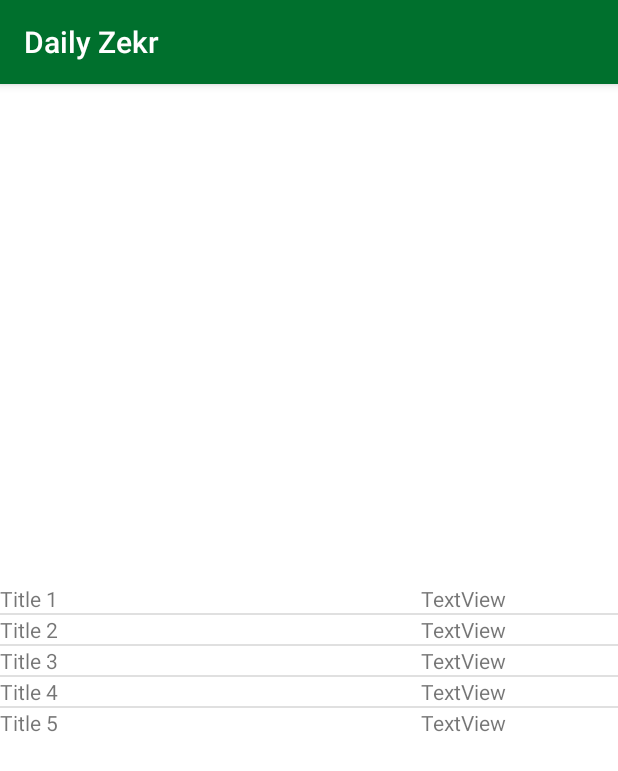
After one commit to mustafapoya/dailyzekr, an Android app: the fragment ZekrsFragment shown on its own in the app's theme, on a phone screen of 412 x 824 dp. The commit adds this screen. Shown: the top 771 px of the screen. Run offline under Robolectric (Android 15) with nearby library versions, the phone set to English and light mode, and no system bars; our stand-ins replace AdMob; 1 statement that could not run was skipped.

Commit message:
add list of zekr

```diff
--- a/app/src/main/java/com/ellia/dailyzekr/MainActivity.java
+++ b/app/src/main/java/com/ellia/dailyzekr/MainActivity.java
@@ -51,7 +51,7 @@ public class MainActivity extends AppCompatActivity {
         // Passing each menu ID as a set of Ids because each
         // menu should be considered as top level destinations.
         mAppBarConfiguration = new AppBarConfiguration.Builder(
-                R.id.nav_home, R.id.nav_zekr_counter, R.id.nav_setting,
+                R.id.nav_home, R.id.nav_zekrs, R.id.nav_zekr_counter, R.id.nav_setting,
                 R.id.nav_about)
                 .setDrawerLayout(drawer)
                 .build();
--- /dev/null
+++ b/app/src/main/java/com/ellia/dailyzekr/ui/zekrs/MyListAdapter.java
@@ -0,0 +1,37 @@
+package com.ellia.dailyzekr.ui.zekrs;
+
+import android.app.Activity;
+import android.view.LayoutInflater;
+import android.view.View;
+import android.view.ViewGroup;
+import android.widget.ArrayAdapter;
+import android.widget.TextView;
+
+import com.ellia.dailyzekr.R;
+
+public class MyListAdapter extends ArrayAdapter<String> {
+    private final Activity context;
+    private final String[] maintitle;
+    private final String[] subtitle;
+
+    public MyListAdapter(Activity context, String[] maintitle,String[] subtitle) {
+        super(context, R.layout.list_custom_zekr, maintitle);
+
+        this.context = context;
+        this.maintitle = maintitle;
+        this.subtitle = subtitle;
+
+    }
+
+    public View getView(int position, View view, ViewGroup parent) {
+        LayoutInflater inflater = context.getLayoutInflater();
+        View rowView=inflater.inflate(R.layout.list_custom_zekr, null,true);
+
+        TextView titleText = (TextView) rowView.findViewById(R.id.txtTitle);
+        titleText.setText(maintitle[position]);
+
+        return rowView;
+
+    };
+
+}
--- /dev/null
+++ b/app/src/main/java/com/ellia/dailyzekr/ui/zekrs/ZekrsFragment.java
@@ -0,0 +1,72 @@
+package com.ellia.dailyzekr.ui.zekrs;
+
+import android.content.Context;
+import android.os.Bundle;
+import android.view.LayoutInflater;
+import android.view.View;
+import android.view.ViewGroup;
+import android.widget.AdapterView;
+import android.widget.ListView;
+import android.widget.Toast;
+
+import androidx.annotation.NonNull;
+import androidx.annotation.Nullable;
+import androidx.fragment.app.Fragment;
+import androidx.lifecycle.ViewModelProviders;
+
+import com.ellia.dailyzekr.R;
+import com.ellia.dailyzekr.ui.zekrcounter.ZekrCounterViewModel;
+import com.google.android.gms.ads.InterstitialAd;
+
+public class ZekrsFragment extends Fragment {
+    private ZekrCounterViewModel toolsViewModel;
+    private Context context  = null;
+
+    ListView list;
+    String[] maintitle = {
+            "Title 1","Title 2",
+            "Title 3","Title 4",
+            "Title 5",
+    };
+
+    String[] subtitle = {
+            "Sub Title 1","Sub Title 2",
+            "Sub Title 3","Sub Title 4",
+            "Sub Title 5",
+    };
+
+    public View onCreateView(@NonNull LayoutInflater inflater, @Nullable ViewGroup container, @Nullable Bundle savedInstanceState) {
+        /*setHasOptionsMenu(true);*/
+        toolsViewModel = ViewModelProviders.of(this).get(ZekrCounterViewModel.class);
+        View root = inflater.inflate(R.layout.fragment_zekrs, container, false);
+        context = root.getContext();
+
+        MyListAdapter adapter = new MyListAdapter(getActivity(), maintitle, subtitle);
+        list = (ListView)root.findViewById(R.id.list_zekrs);
+        list.setAdapter(adapter);
+
+        list.setOnItemClickListener(new AdapterView.OnItemClickListener() {
+            @Override
+            public void onItemClick(AdapterView<?> parent, View view,int position, long id) {
+                if(position == 0) {
+                    Toast.makeText(context,"Place Your First Option Code",Toast.LENGTH_SHORT).show();
+                }
+                else if(position == 1) {
+                    Toast.makeText(context,"Place Your Second Option Code",Toast.LENGTH_SHORT).show();
+                }
+                else if(position == 2) {
+                    Toast.makeText(context,"Place Your Third Option Code",Toast.LENGTH_SHORT).show();
+                }
+                else if(position == 3) {
+                    Toast.makeText(context,"Place Your Forth Option Code",Toast.LENGTH_SHORT).show();
+                }
+                else if(position == 4) {
+                    Toast.makeText(context,"Place Your Fifth Option Code",Toast.LENGTH_SHORT).show();
+                }
+
+            }
+        });
+
+        return root;
+    }
+}
--- a/app/src/main/res/drawable/side_nav_bar.xml
+++ b/app/src/main/res/drawable/side_nav_bar.xml
@@ -2,8 +2,8 @@
     android:shape="rectangle">
     <gradient
         android:angle="90"
-        android:centerColor="#d43f3f"
-        android:endColor="#d43f3f"
-        android:startColor="#d43f3f"
+        android:centerColor="#3E982E"
+        android:endColor="#3E982E"
+        android:startColor="#3E982E"
         android:type="linear" />
 </shape>
--- a/app/src/main/res/layout/activity_splash.xml
+++ b/app/src/main/res/layout/activity_splash.xml
@@ -27,7 +27,7 @@
         android:layout_marginTop="20dp"
         android:indeterminate="true"
         android:progressTint="#000000"
-        android:indeterminateTint="#FE9003"
+        android:indeterminateTint="#00702d"
         app:layout_constraintEnd_toEndOf="parent"
         app:layout_constraintStart_toStartOf="parent"
         app:layout_constraintTop_toBottomOf="@+id/imgDevTimeLogo" />
--- /dev/null
+++ b/app/src/main/res/layout/fragment_zekrs.xml
@@ -0,0 +1,17 @@
+<?xml version="1.0" encoding="utf-8"?>
+<androidx.constraintlayout.widget.ConstraintLayout xmlns:android="http://schemas.android.com/apk/res/android"
+    xmlns:app="http://schemas.android.com/apk/res-auto"
+    xmlns:tools="http://schemas.android.com/tools"
+    android:layout_width="match_parent"
+    android:background="#fff"
+    app:chainUseRtl="false"
+    android:layout_height="match_parent">
+
+    <ListView
+        android:id="@+id/list_zekrs"
+        android:layout_width="match_parent"
+        android:layout_height="wrap_content"
+        app:layout_constraintBottom_toBottomOf="parent"
+        app:layout_constraintStart_toStartOf="parent"
+        app:layout_constraintTop_toTopOf="parent"></ListView>
+</androidx.constraintlayout.widget.ConstraintLayout>
--- /dev/null
+++ b/app/src/main/res/layout/list_custom_zekr.xml
@@ -0,0 +1,29 @@
+<?xml version="1.0" encoding="utf-8"?>
+<androidx.constraintlayout.widget.ConstraintLayout
+    xmlns:android="http://schemas.android.com/apk/res/android"
+    xmlns:app="http://schemas.android.com/apk/res-auto"
+    xmlns:tools="http://schemas.android.com/tools"
+    android:layout_width="match_parent"
+    android:layout_height="match_parent">
+
+    <TextView
+        android:id="@+id/txtTitle"
+        android:layout_width="wrap_content"
+        android:layout_height="wrap_content"
+        android:text="TextView"
+        app:layout_constraintBottom_toBottomOf="parent"
+        app:layout_constraintStart_toStartOf="parent"
+        app:layout_constraintTop_toTopOf="parent" />
+
+    <TextView
+        android:id="@+id/txtSubTitle"
+        android:layout_width="wrap_content"
+        android:layout_height="wrap_content"
+        android:layout_marginStart="205dp"
+        android:text="TextView"
+        app:layout_constraintBottom_toBottomOf="parent"
+        app:layout_constraintEnd_toEndOf="parent"
+        app:layout_constraintStart_toStartOf="@+id/txtTitle"
+        app:layout_constraintTop_toTopOf="parent" />
+
+</androidx.constraintlayout.widget.ConstraintLayout>
--- a/app/src/main/res/menu/activity_main_drawer.xml
+++ b/app/src/main/res/menu/activity_main_drawer.xml
@@ -8,6 +8,10 @@
             android:id="@+id/nav_home"
             android:icon="@drawable/ic_menu_home"
             android:title="@string/menu_home" />
+        <item
+            android:id="@+id/nav_zekrs"
+            android:icon="@drawable/ic_menu_zekr"
+            android:title="@string/menu_zekrs" />
         <item
             android:id="@+id/nav_zekr_counter"
             android:icon="@drawable/ic_menu_counter"
--- a/app/src/main/res/navigation/mobile_navigation.xml
+++ b/app/src/main/res/navigation/mobile_navigation.xml
@@ -10,6 +10,12 @@
         android:name="com.ellia.dailyzekr.ui.home.HomeFragment"
         android:label="@string/menu_home"
         tools:layout="@layout/fragment_home" />
+
+    <fragment
+        android:id="@+id/nav_zekrs"
+        android:name="com.ellia.dailyzekr.ui.zekrs.ZekrsFragment"
+        android:label="@string/menu_zekrs"
+        tools:layout="@layout/fragment_zekrs" />
 
     <fragment
         android:id="@+id/nav_zekr_counter"
--- a/app/src/main/res/values/colors.xml
+++ b/app/src/main/res/values/colors.xml
@@ -1,6 +1,6 @@
 <?xml version="1.0" encoding="utf-8"?>
 <resources>
-    <color name="colorPrimary">#Fe9003</color>
-    <color name="colorPrimaryDark">#B32D0C</color>
-    <color name="colorAccent">#D38484</color>
+    <color name="colorPrimary">#00702d</color>
+    <color name="colorPrimaryDark">#4F5254</color>
+    <color name="colorAccent">#84D39A</color>
 </resources>
--- a/app/src/main/res/values/strings.xml
+++ b/app/src/main/res/values/strings.xml
@@ -6,6 +6,7 @@
     <string name="nav_header_subtitle">elliasoft@gmail.com</string>
     <string name="nav_header_desc">Daily Zekr</string>
     <string name="menu_home">Home</string>
+    <string name="menu_zekrs">Zekrs</string>
     <string name="menu_zekr_counter">Zekr Counter</string>
     <string name="menu_setting">Setting</string>
     <string name="menu_about">About</string>
--- a/build.gradle
+++ b/build.gradle
@@ -7,7 +7,7 @@ buildscript {
 
     }
     dependencies {
-        classpath 'com.android.tools.build:gradle:3.5.3'
+        classpath 'com.android.tools.build:gradle:4.1.2'
 
         // NOTE: Do not place your application dependencies here; they belong
         // in the individual module build.gradle files
```
Also changed, not shown: app/src/main/java/com/ellia/dailyzekr/ui/zekrs/ZekrsViewModel.java (added, +18 -0 lines), app/src/main/res/drawable/ic_menu_zekr.png (added), gradle/wrapper/gradle-wrapper.properties, 3 other files.
